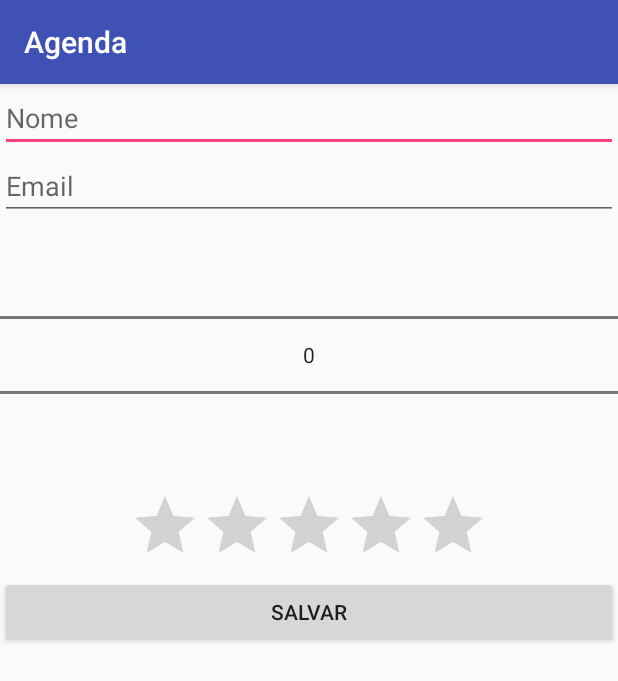
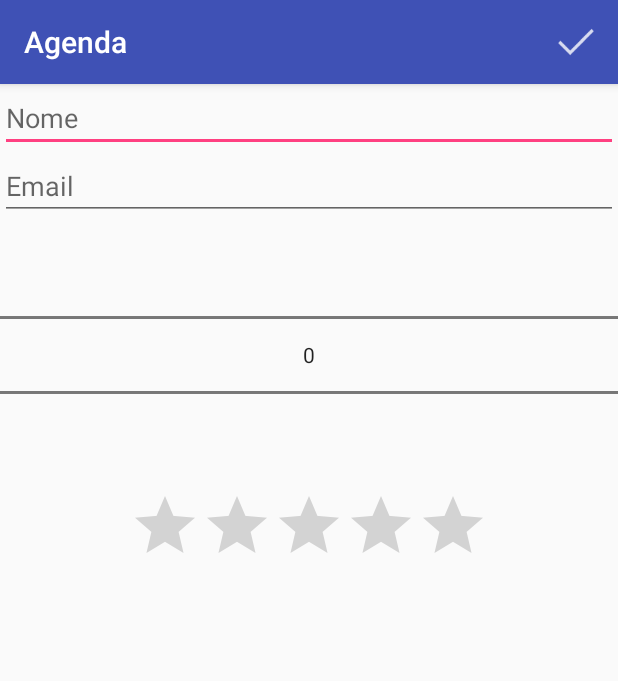
Before and after one commit to thiagosoara/cap2, an Android app: the FormStudentActivity screen opened directly, with no data from a screen before it, on a phone screen of 412 x 824 dp. Shown: the top 681 px of the screen. Run offline under Robolectric (Android 15) with nearby library versions, the light colour scheme and no system bars.

Commit message:
terceira postagem

```diff
--- a/app/src/main/java/br/unibratec/pmb/cap2/FormStudentActivity.java
+++ b/app/src/main/java/br/unibratec/pmb/cap2/FormStudentActivity.java
@@ -4,6 +4,8 @@ import android.support.v7.app.AppCompatActivity;
 import android.os.Bundle;
 import android.util.Log;
 import android.view.Menu;
+import android.view.MenuInflater;
+import android.view.MenuItem;
 import android.view.View;
 import android.widget.Button;
 import android.widget.Toast;
@@ -22,23 +24,23 @@ public class FormStudentActivity extends AppCompatActivity {
         setContentView(R.layout.activity_form_student);
         formStudentHelper = new FormStudentHelper(this);
 
-
-        Button btSave = (Button)findViewById(R.id.bt_save_form_student);
-
-
-        btSave.setOnClickListener(new View.OnClickListener() {
-            @Override
-            public void onClick(View v) {
-                student = formStudentHelper.getStudent();
-                Toast.makeText(FormStudentActivity.this, "Salvo "+student.getName()+"!", Toast.LENGTH_SHORT).show();
-                finish();
-            }
-        });
     }
 
     @Override
     public boolean onCreateOptionsMenu(Menu menu) {
-
+        MenuInflater inflater = getMenuInflater();
+        inflater.inflate(R.menu.menu_form_student_activity, menu);
         return super.onCreateOptionsMenu(menu);
     }
+
+    @Override
+    public boolean onOptionsItemSelected(MenuItem item) {
+        switch (item.getItemId()){
+            case R.id.menu_formulario_ok:
+                student = formStudentHelper.getStudent();
+                Toast.makeText(FormStudentActivity.this, "Salvo "+student.getName()+"!", Toast.LENGTH_SHORT).show();
+                finish();
+        }
+        return super.onOptionsItemSelected(item);
+    }
 }
--- a/app/src/main/java/br/unibratec/pmb/cap2/MainActivity.java
+++ b/app/src/main/java/br/unibratec/pmb/cap2/MainActivity.java
@@ -7,8 +7,6 @@ import android.view.View;
 import android.widget.ArrayAdapter;
 import android.widget.Button;
 import android.widget.ListView;
-
-
 
 public class MainActivity extends AppCompatActivity {
 
--- a/app/src/main/res/layout/activity_form_student.xml
+++ b/app/src/main/res/layout/activity_form_student.xml
@@ -24,8 +24,5 @@
         android:layout_height="wrap_content"
         android:layout_gravity="center"
         android:max="5"/>
-    <Button android:id="@+id/bt_save_form_student"
-        android:layout_width="match_parent"
-        android:layout_height="wrap_content"
-        android:text="Salvar"/>
+
 </LinearLayout>
--- a/app/src/main/res/menu/menu_form_student_activity.xml
+++ b/app/src/main/res/menu/menu_form_student_activity.xml
@@ -5,6 +5,6 @@
     <item
         android:id="@+id/menu_formulario_ok"
         android:title="Ok"
-        android:icon="@drawable/ic_confirmar"
+        android:icon="@mipmap/ic_confirmar"
         app:showAsAction="always"/>
 </menu>
```
